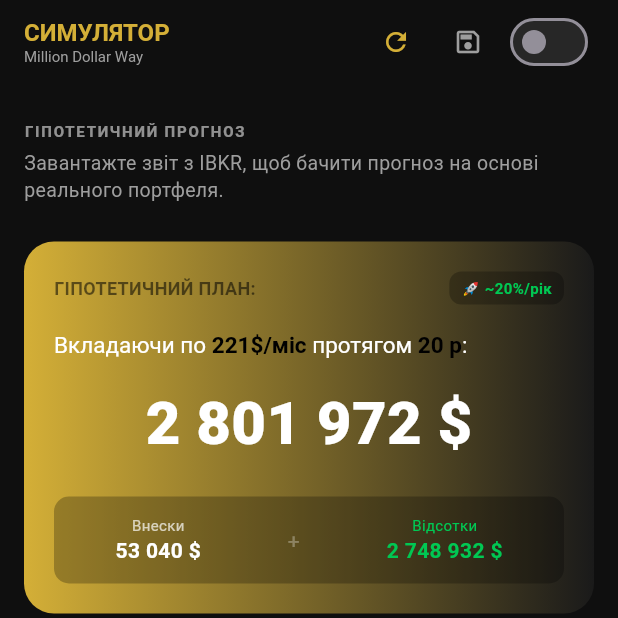
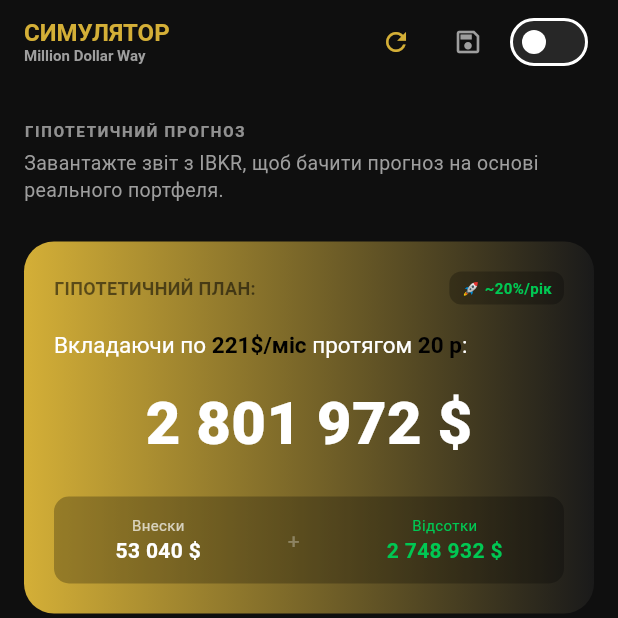
Before and after one commit to udovenko20121993-spec/million_dollar_way, a Flutter app: the screen it shows after launch, on a phone screen of 412 x 824 dp, the top half of it. Run offline on Flutter 3.47's test engine with Material 3 defaults, Android fonts, the phone set to English and light mode, and no system bars; drawn by our look-alikes of fl_chart; our stand-ins replace cloud_firestore, csv, file_picker, firebase_core, firebase_messaging, flutter_local_notifications and 2 more; accounts and stored records are empty; project files that could hold a hidden picture were left out.

Commit message:
Виправлено проблеми запуску застосунку
Виправлення:
1. main.dart - додано ініціалізацію Firebase:
   - WidgetsFlutterBinding.ensureInitialized()
   - Firebase.initializeApp()
   - Ініціалізація NotificationService

2. notification_service.dart - виправлено Color:
   - Замінено Color.fromARGB на Color(0xFF...)
   - Змінено import на flutter/material.dart
   - Виправлено const Color для NotificationDetails

3. Додано правильну ColorScheme в темі

```diff
--- a/lib/main.dart
+++ b/lib/main.dart
@@ -1,16 +1,25 @@
 import 'package:flutter/material.dart';
 import 'package:flutter/services.dart';
-// Переконайся, що шлях правильний.
-// Якщо файли просто в папці lib, видали 'presentation/road_to_million/'
+import 'package:firebase_core/firebase_core.dart';
+import 'firebase_options.dart';
 import 'presentation/road_to_million/midas_screen.dart';
+import 'services/notification_service.dart';
 
-void main() {
-  // Гарантуємо, що системний рядок (годинник, батарея) буде прозорим/темним
+void main() async {
+  // Обов'язково для асинхронного коду перед runApp
+  WidgetsFlutterBinding.ensureInitialized();
+
+  // Ініціалізація Firebase
+  await Firebase.initializeApp(
+    options: DefaultFirebaseOptions.currentPlatform,
+  );
+
+  // Налаштування системного UI
   SystemChrome.setSystemUIOverlayStyle(
     const SystemUiOverlayStyle(
       statusBarColor: Colors.transparent,
-      statusBarIconBrightness: Brightness.light, // Білі іконки (годинник)
-      systemNavigationBarColor: Color(0xFF0F0F0F), // Колір смужки знизу
+      statusBarIconBrightness: Brightness.light,
+      systemNavigationBarColor: Color(0xFF0F0F0F),
       systemNavigationBarIconBrightness: Brightness.light,
     ),
   );
@@ -18,27 +27,76 @@ void main() {
   runApp(const MyMillionDollarApp());
 }
 
-class MyMillionDollarApp extends StatelessWidget {
+class MyMillionDollarApp extends StatefulWidget {
   const MyMillionDollarApp({super.key});
+
+  @override
+  State<MyMillionDollarApp> createState() => _MyMillionDollarAppState();
+}
+
+class _MyMillionDollarAppState extends State<MyMillionDollarApp> {
+  final String userId = "user_test_1";
+
+  @override
+  void initState() {
+    super.initState();
+    // Ініціалізація сповіщень
+    _initNotifications();
+  }
+
+  Future<void> _initNotifications() async {
+    try {
+      final notificationService = NotificationService();
+      await notificationService.init(userId);
+    } catch (e) {
+      debugPrint('Error initializing notifications: $e');
+    }
+  }
 
   @override
   Widget build(BuildContext context) {
     return MaterialApp(
-      debugShowCheckedModeBanner: false, // Прибираємо стрічку "Debug"
+      debugShowCheckedModeBanner: false,
       title: 'Million Dollar Way',
       theme: ThemeData(
         useMaterial3: true,
         brightness: Brightness.dark,
         scaffoldBackgroundColor: const Color(0xFF0F0F0F),
         primaryColor: const Color(0xFFD4AF37),
-        fontFamily: 'Roboto', // Або системний шрифт iOS
+        colorScheme: const ColorScheme.dark(
+          primary: Color(0xFFD4AF37),
+          secondary: Color(0xFF00C853),
+          surface: Color(0xFF1A1A1A),
+          background: Color(0xFF0F0F0F),
+        ),
+        fontFamily: 'Roboto',
         appBarTheme: const AppBarTheme(
           backgroundColor: Color(0xFF0F0F0F),
           elevation: 0,
           scrolledUnderElevation: 0,
+          iconTheme: IconThemeData(color: Colors.white),
+          titleTextStyle: TextStyle(
+            color: Colors.white,
+            fontSize: 18,
+            fontWeight: FontWeight.bold,
+          ),
+        ),
+        cardTheme: CardTheme(
+          color: const Color(0xFF1A1A1A),
+          shape: RoundedRectangleBorder(
+            borderRadius: BorderRadius.circular(16),
+          ),
+        ),
+        elevatedButtonTheme: ElevatedButtonThemeData(
+          style: ElevatedButton.styleFrom(
+            backgroundColor: const Color(0xFFD4AF37),
+            foregroundColor: Colors.black,
+            shape: RoundedRectangleBorder(
+              borderRadius: BorderRadius.circular(12),
+            ),
+          ),
         ),
       ),
-      // Одразу запускаємо наш головний екран
       home: const MidasScreen(),
     );
   }
```
Also changed, not shown: lib/services/notification_service.dart (+8 -8 lines).
